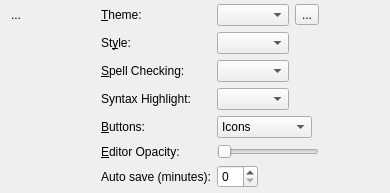
Before: the Qt Designer form marave/prefs.ui in xMoad/marave, drawn with Qt 5.
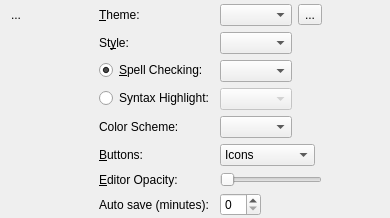
After: the same form once the commit is applied. Icons and pictures are not drawn.

Commit message: THis path to syntax highlighting will not work

```diff
--- a/marave/prefs.ui
+++ b/marave/prefs.ui
@@ -123,19 +123,43 @@
       <widget class="QComboBox" name="styleList"/>
      </item>
      <item row="2" column="0">
-      <widget class="QLabel" name="label">
+      <widget class="QRadioButton" name="radioButton_2">
        <property name="text">
         <string>&amp;Spell Checking:</string>
        </property>
-       <property name="buddy">
-        <cstring>langBox</cstring>
+       <property name="checked">
+        <bool>true</bool>
        </property>
       </widget>
      </item>
      <item row="2" column="1">
       <widget class="QComboBox" name="langBox"/>
      </item>
+     <item row="3" column="0">
+      <widget class="QRadioButton" name="radioButton">
+       <property name="text">
+        <string>Syntax Highlight:</string>
+       </property>
+      </widget>
+     </item>
+     <item row="3" column="1">
+      <widget class="QComboBox" name="syntaxList">
+       <property name="enabled">
+        <bool>false</bool>
+       </property>
+      </widget>
+     </item>
      <item row="4" column="0">
+      <widget class="QLabel" name="label">
+       <property name="text">
+        <string>Color Scheme:</string>
+       </property>
+      </widget>
+     </item>
+     <item row="4" column="1">
+      <widget class="QComboBox" name="schemeList"/>
+     </item>
+     <item row="5" column="0">
       <widget class="QLabel" name="label_3">
        <property name="text">
         <string>&amp;Buttons:</string>
@@ -145,7 +169,7 @@
        </property>
       </widget>
      </item>
-     <item row="4" column="1">
+     <item row="5" column="1">
       <widget class="QComboBox" name="buttonStyle">
        <item>
         <property name="text">
@@ -164,7 +188,7 @@
        </item>
       </widget>
      </item>
-     <item row="5" column="0">
+     <item row="6" column="0">
       <widget class="QLabel" name="label_4">
        <property name="text">
         <string>&amp;Editor Opacity:</string>
@@ -174,7 +198,7 @@
        </property>
       </widget>
      </item>
-     <item row="5" column="1">
+     <item row="6" column="1">
       <widget class="QSlider" name="opacity">
        <property name="maximum">
         <number>100</number>
@@ -184,26 +208,16 @@
        </property>
       </widget>
      </item>
-     <item row="6" column="0">
+     <item row="7" column="0">
       <widget class="QLabel" name="label_6">
        <property name="text">
         <string>Auto save (minutes):</string>
        </property>
       </widget>
      </item>
-     <item row="6" column="1">
+     <item row="7" column="1">
       <widget class="QSpinBox" name="autoSave"/>
      </item>
-     <item row="3" column="1">
-      <widget class="QComboBox" name="syntaxList"/>
-     </item>
-     <item row="3" column="0">
-      <widget class="QLabel" name="label_7">
-       <property name="text">
-        <string>Syntax Highlight:</string>
-       </property>
-      </widget>
-     </item>
     </layout>
    </item>
    <item>
```
Left out of the diff: 51 changed lines with no effect on the pictures. The commit also changes 4 other files.
